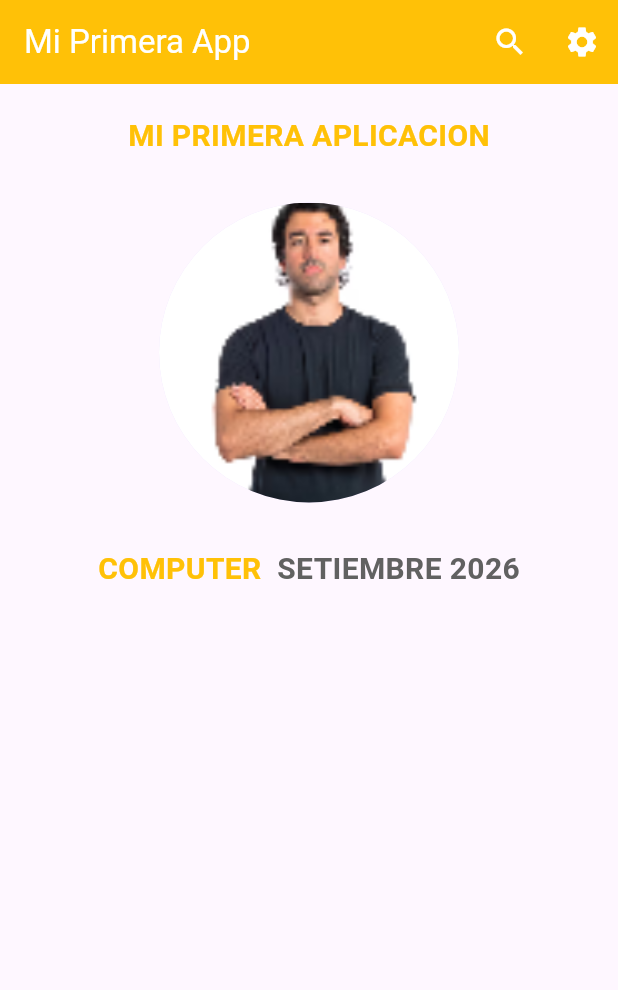
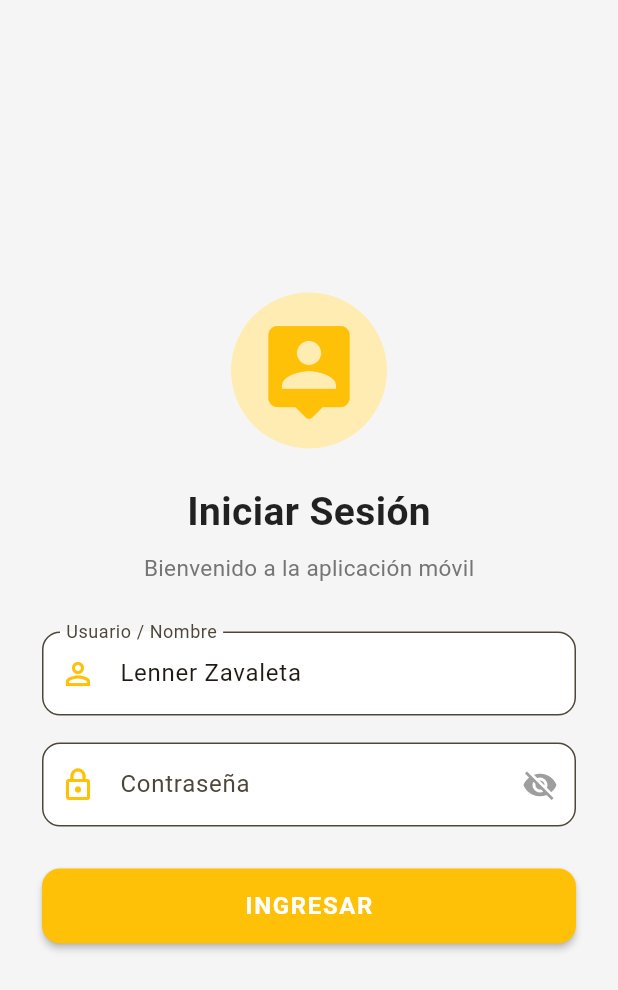
Before and after one commit to lenzhit/am-lab-flutter, a Flutter app: the screen it shows after launch, on a phone screen of 412 x 824 dp. Shown: the top 990 px of the screen. Run offline on Flutter 3.47's test engine with Material 3 defaults, Android fonts, the phone set to English and light mode, and no system bars.

Commit message:
feat: login, pantalla de perfil personalizada y pipeline optimizado

```diff
--- /dev/null
+++ b/lib/login.dart
@@ -0,0 +1,171 @@
+import 'package:flutter/material.dart';
+import 'home.dart';
+
+class LoginScreen extends StatefulWidget {
+  const LoginScreen({super.key});
+
+  @override
+  State<LoginScreen> createState() => _LoginScreenState();
+}
+
+class _LoginScreenState extends State<LoginScreen> {
+  final _formKey = GlobalKey<FormState>();
+  final TextEditingController _userController = TextEditingController(text: 'Lenner Zavaleta');
+  final TextEditingController _passController = TextEditingController();
+  bool _obscurePassword = true;
+
+  void _login() {
+    if (_formKey.currentState!.validate()) {
+      Navigator.pushReplacement(
+        context,
+        MaterialPageRoute(
+          builder: (context) => HomeScreen(
+            userName: _userController.text.trim().isNotEmpty
+                ? _userController.text.trim()
+                : 'Lenner Zavaleta',
+          ),
+        ),
+      );
+    }
+  }
+
+  @override
+  void dispose() {
+    _userController.dispose();
+    _passController.dispose();
+    super.dispose();
+  }
+
+  @override
+  Widget build(BuildContext context) {
+    return Scaffold(
+      backgroundColor: Colors.grey[100],
+      body: SafeArea(
+        child: Center(
+          child: SingleChildScrollView(
+            padding: const EdgeInsets.symmetric(horizontal: 28.0, vertical: 20.0),
+            child: Form(
+              key: _formKey,
+              child: Column(
+                mainAxisAlignment: MainAxisAlignment.center,
+                children: [
+                  Container(
+                    padding: const EdgeInsets.all(16),
+                    decoration: BoxDecoration(
+                      color: Colors.amber.shade100,
+                      shape: BoxShape.circle,
+                    ),
+                    child: const Icon(
+                      Icons.person_pin_rounded,
+                      size: 72,
+                      color: Colors.amber,
+                    ),
+                  ),
+                  const SizedBox(height: 24),
+                  const Text(
+                    'Iniciar Sesión',
+                    style: TextStyle(
+                      fontSize: 26,
+                      fontWeight: FontWeight.bold,
+                      color: Colors.black87,
+                    ),
+                  ),
+                  const SizedBox(height: 8),
+                  Text(
+                    'Bienvenido a la aplicación móvil',
+                    style: TextStyle(
+                      fontSize: 15,
+                      color: Colors.grey[600],
+                    ),
+                  ),
+                  const SizedBox(height: 32),
+                  TextFormField(
+                    controller: _userController,
+                    decoration: InputDecoration(
+                      labelText: 'Usuario / Nombre',
+                      prefixIcon: const Icon(Icons.person_outline, color: Colors.amber),
+                      border: OutlineInputBorder(
+                        borderRadius: BorderRadius.circular(12),
+                      ),
+                      focusedBorder: OutlineInputBorder(
+                        borderRadius: BorderRadius.circular(12),
+                        borderSide: const BorderSide(color: Colors.amber, width: 2),
+                      ),
+                      filled: true,
+                      fillColor: Colors.white,
+                    ),
+                    validator: (value) {
+                      if (value == null || value.trim().isEmpty) {
+                        return 'Por favor ingresa tu nombre de usuario';
+                      }
+                      return null;
+                    },
+                  ),
+                  const SizedBox(height: 18),
+                  TextFormField(
+                    controller: _passController,
+                    obscureText: _obscurePassword,
+                    decoration: InputDecoration(
+                      labelText: 'Contraseña',
+                      prefixIcon: const Icon(Icons.lock_outline, color: Colors.amber),
+                      suffixIcon: IconButton(
+                        icon: Icon(
+                          _obscurePassword ? Icons.visibility_off : Icons.visibility,
+                          color: Colors.grey,
+                        ),
+                        onPressed: () {
+                          setState(() {
+                            _obscurePassword = !_obscurePassword;
+                          });
+                        },
+                      ),
+                      border: OutlineInputBorder(
+                        borderRadius: BorderRadius.circular(12),
+                      ),
+                      focusedBorder: OutlineInputBorder(
+                        borderRadius: BorderRadius.circular(12),
+                        borderSide: const BorderSide(color: Colors.amber, width: 2),
+                      ),
+                      filled: true,
+                      fillColor: Colors.white,
+                    ),
+                    validator: (value) {
+                      if (value == null || value.isEmpty) {
+                        return 'Por favor ingresa tu contraseña';
+                      }
+                      return null;
+                    },
+                  ),
+                  const SizedBox(height: 28),
+                  SizedBox(
+                    width: double.infinity,
+                    height: 50,
+                    child: ElevatedButton(
+                      style: ElevatedButton.styleFrom(
+                        backgroundColor: Colors.amber,
+                        foregroundColor: Colors.white,
+                        shape: RoundedRectangleBorder(
+                          borderRadius: BorderRadius.circular(12),
+                        ),
+                        elevation: 2,
+                      ),
+                      onPressed: _login,
+                      child: const Text(
+                        'INGRESAR',
+                        style: TextStyle(
+                          fontSize: 16,
+                          fontWeight: FontWeight.bold,
+                          letterSpacing: 1.1,
+                        ),
+                      ),
+                    ),
+                  ),
+                ],
+              ),
+            ),
+          ),
+        ),
+      ),
+    );
+  }
+}
--- a/lib/main.dart
+++ b/lib/main.dart
@@ -1,5 +1,5 @@
 import 'package:flutter/material.dart';
-import 'home.dart';
+import 'login.dart';
 
 void main() {
   runApp(const MyApp());
@@ -12,12 +12,15 @@ class MyApp extends StatelessWidget {
   Widget build(BuildContext context) {
     return MaterialApp(
       debugShowCheckedModeBanner: false,
-      title: 'Flutter Demo',
+      title: 'App Flutter Sesión 1',
       theme: ThemeData(
-        colorScheme: ColorScheme.fromSeed(seedColor: Colors.deepPurple),
+        colorScheme: ColorScheme.fromSeed(
+          seedColor: Colors.amber,
+          primary: Colors.amber,
+        ),
         useMaterial3: true,
       ),
-      home: const Home(),
+      home: const LoginScreen(),
     );
   }
 }
```
Also changed, not shown: lib/home.dart (+86 -17 lines), 9 other files.
